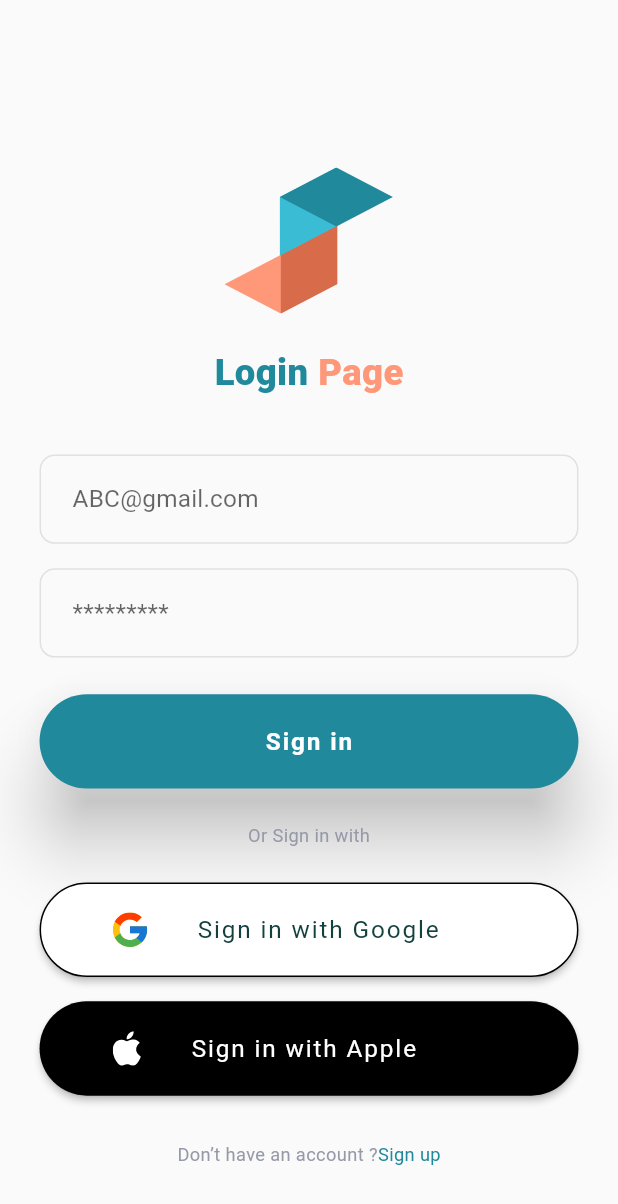
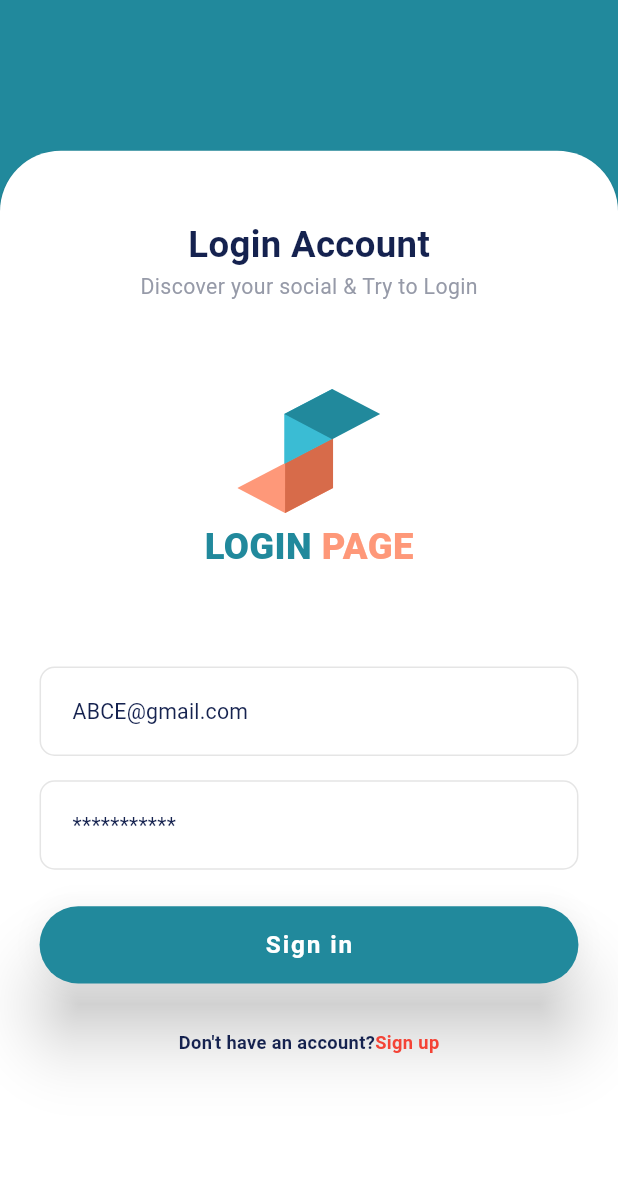
Before and after one commit to sherryqaisrani/flutter_login_ui, a Flutter app: the screen it shows after launch, on a phone screen of 412 x 824 dp. Shown: the top 1204 px of the screen. Run offline on Flutter 3.47's test engine with Material 2 defaults, Android fonts, the phone set to English and light mode, and no system bars; our stand-ins replace flutter_screenutil, flutter_svg.

Commit message:
Login Screen 2 Design

```diff
--- a/lib/main.dart
+++ b/lib/main.dart
@@ -1,6 +1,7 @@
 import 'package:flutter/material.dart';
 import 'package:flutter_screenutil/flutter_screenutil.dart';
 import 'package:login_screens/screens/login_screen1.dart';
+import 'package:login_screens/screens/login_screen2.dart';
 import 'package:login_screens/screens/splashscreen.dart';
 
 void main() {
@@ -19,7 +20,7 @@ class MyApp extends StatelessWidget {
       builder: (context, child) {
         return MaterialApp(
           debugShowCheckedModeBanner: false,
-          title: 'First Method',
+          title: 'Login Screens',
           // You can use the library anywhere in the app even in theme
           theme: ThemeData(
             primarySwatch: Colors.blue,
@@ -28,7 +29,7 @@ class MyApp extends StatelessWidget {
           home: child,
         );
       },
-      child: LoginScreen1(),
+      child: LoginScreen2(),
     );
   }
 }
--- /dev/null
+++ b/lib/screens/login_screen2.dart
@@ -0,0 +1,225 @@
+import 'package:flutter/material.dart';
+import 'package:flutter_screenutil/flutter_screenutil.dart';
+import 'package:flutter_svg/flutter_svg.dart';
+import 'package:login_screens/widgets/themes.dart';
+
+class LoginScreen2 extends StatefulWidget {
+  LoginScreen2({Key? key}) : super(key: key);
+
+  @override
+  State<LoginScreen2> createState() => _LoginScreen2State();
+}
+
+class _LoginScreen2State extends State<LoginScreen2> {
+  InputDecoration getInputDecoration({required String hintText}) {
+    return InputDecoration(
+      border: OutlineInputBorder(
+        borderRadius: BorderRadius.circular(
+          10.r,
+        ),
+        borderSide: BorderSide(
+          color: Colors.black.withOpacity(
+            0.1,
+          ),
+          style: BorderStyle.solid,
+        ),
+      ),
+      enabledBorder: OutlineInputBorder(
+        borderRadius: BorderRadius.circular(
+          10,
+        ),
+        borderSide: BorderSide(
+          color: Colors.black.withOpacity(0.1),
+          style: BorderStyle.solid,
+        ),
+      ),
+      hintText: hintText,
+      hintStyle: TextStyle(
+        fontSize: 14.sp,
+        fontWeight: FontWeight.w400,
+        color: CustomTheme.lightBlack,
+      ),
+      contentPadding: EdgeInsets.symmetric(
+        vertical: 20.h,
+        horizontal: 20.w,
+      ),
+    );
+  }
+
+  @override
+  Widget build(BuildContext context) {
+    return Scaffold(
+      backgroundColor: CustomTheme.mainGreenColor,
+      body: SingleChildScrollView(
+        child: Column(
+          children: [
+            SizedBox(
+              height: 99.h,
+            ),
+            SizedBox(
+              width: double.infinity,
+              height: 713.h,
+              child: Card(
+                margin: EdgeInsets.zero,
+                shape: RoundedRectangleBorder(
+                  borderRadius: BorderRadius.only(
+                    topLeft: Radius.circular(
+                      40.r,
+                    ),
+                    topRight: Radius.circular(
+                      40.r,
+                    ),
+                  ),
+                  side: const BorderSide(
+                    color: Colors.transparent,
+                  ),
+                ),
+                child: Padding(
+                  padding: EdgeInsets.symmetric(
+                    horizontal: 24.w,
+                  ),
+                  child: Column(
+                    children: [
+                      SizedBox(
+                        height: 47.h,
+                      ),
+                      Text(
+                        'Login Account',
+                        style: TextStyle(
+                          fontSize: 24.sp,
+                          fontWeight: FontWeight.w600,
+                          color: CustomTheme.lightBlack,
+                        ),
+                      ),
+                      SizedBox(
+                        height: 6.h,
+                      ),
+                      Text(
+                        'Discover your social & Try to Login',
+                        style: TextStyle(
+                          fontSize: 14.sp,
+                          fontWeight: FontWeight.w400,
+                          color: CustomTheme.lightgrayCode,
+                        ),
+                      ),
+                      SizedBox(
+                        height: 51.h,
+                      ),
+                      SizedBox(
+                        height: 96.h,
+                        width: 87.w,
+                        child: SvgPicture.asset(
+                          'assets/svg/login_logo.svg',
+                        ),
+                      ),
+                      Row(
+                        mainAxisAlignment: MainAxisAlignment.center,
+                        children: [
+                          Text(
+                            'LOGIN',
+                            style: TextStyle(
+                              fontSize: 24.sp,
+                              fontWeight: FontWeight.w800,
+                              color: CustomTheme.mainGreenColor,
+                            ),
+                          ),
+                          SizedBox(
+                            width: 6.w,
+                          ),
+                          Text(
+                            'PAGE',
+                            style: TextStyle(
+                              fontSize: 24.sp,
+                              fontWeight: FontWeight.w800,
+                              color: CustomTheme.mainColor,
+                            ),
+                          ),
+                        ],
+                      ),
+                      SizedBox(
+                        height: 65.h,
+                      ),
+                      TextFormField(
+                        keyboardType: TextInputType.emailAddress,
+                        textInputAction: TextInputAction.next,
+                        decoration: getInputDecoration(
+                          hintText: 'ABCE@gmail.com',
+                        ),
+                      ),
+                      SizedBox(
+                        height: 16.h,
+                      ),
+                      TextFormField(
+                        keyboardType: TextInputType.text,
+                        textInputAction: TextInputAction.next,
+                        obscureText: true,
+                        decoration: getInputDecoration(
+                          hintText: '***********',
+                        ),
+                      ),
+                      SizedBox(
+                        height: 24.h,
+                      ),
+                      SizedBox(
+                        width: double.infinity,
+                        child: ElevatedButton(
+                          style: ElevatedButton.styleFrom(
+                            primary: CustomTheme.mainGreenColor,
+                            padding: EdgeInsets.symmetric(
+                              vertical: 16.h,
+                            ),
+                            elevation: 20,
+                            shape: RoundedRectangleBorder(
+                              borderRadius: BorderRadius.circular(
+                                50.r,
+                              ),
+                              side: const BorderSide(
+                                color: Colors.transparent,
+                              ),
+                            ),
+                          ),
+                          onPressed: () {},
+                          child: Text(
+                            'Sign in',
+                            style: TextStyle(
+                              fontSize: 16.sp,
+                              fontWeight: FontWeight.w600,
+                            ),
+                          ),
+                        ),
+                      ),
+                      SizedBox(
+                        height: 32.h,
+                      ),
+                      Row(
+                        mainAxisAlignment: MainAxisAlignment.center,
+                        children: [
+                          Text(
+                            'Don\'t have an account?',
+                            style: TextStyle(
+                              fontSize: 12.sp,
+                              fontWeight: FontWeight.w700,
+                              color: CustomTheme.lightBlack,
+                            ),
+                          ),
+                          Text(
+                            'Sign up',
+                            style: TextStyle(
+                              fontSize: 12.sp,
+                              fontWeight: FontWeight.w700,
+                              color: Colors.red,
+                            ),
+                          ),
+                        ],
+                      )
+                    ],
+                  ),
+                ),
+              ),
+            ),
+          ],
+        ),
+      ),
+    );
+  }
+}
--- a/lib/widgets/themes.dart
+++ b/lib/widgets/themes.dart
@@ -5,4 +5,5 @@ class CustomTheme {
   static Color mainColor = const Color(0xffFE9879);
   static Color lightgrayCode = const Color(0xff969AA8);
   static Color lightGoogleSignInCode = const Color(0xff134140);
+  static Color lightBlack = const Color(0xff15224F);
 }
```
Also changed, not shown: design_screenshots/loginscreen2.jpg (added), 1 other file.
